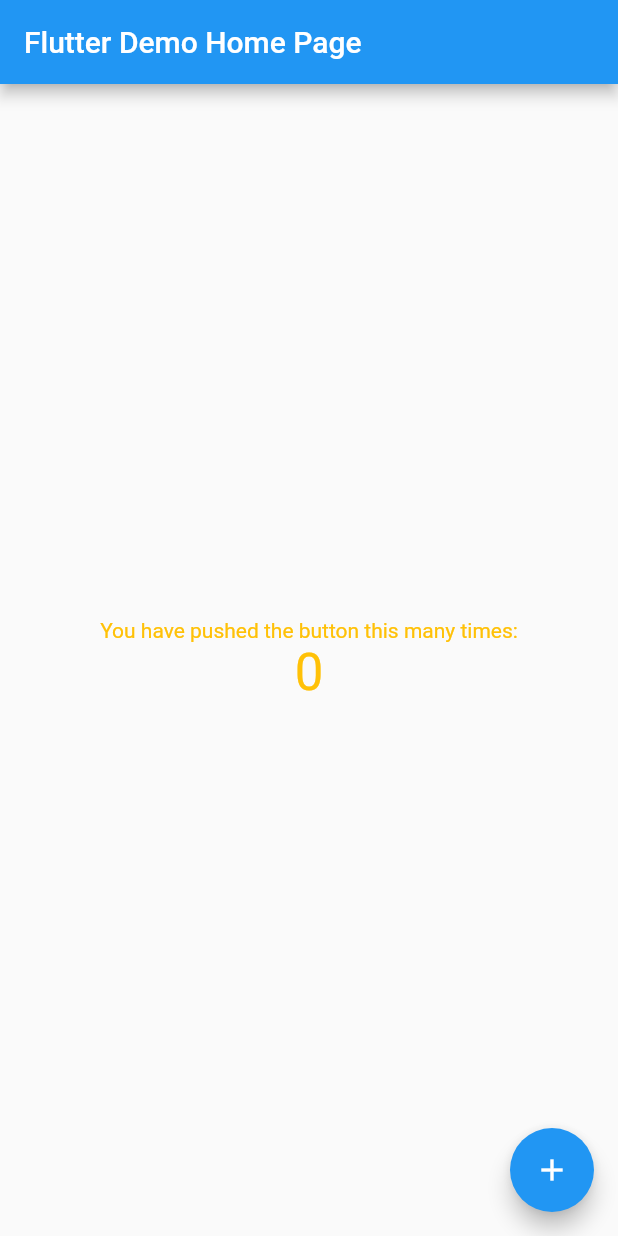
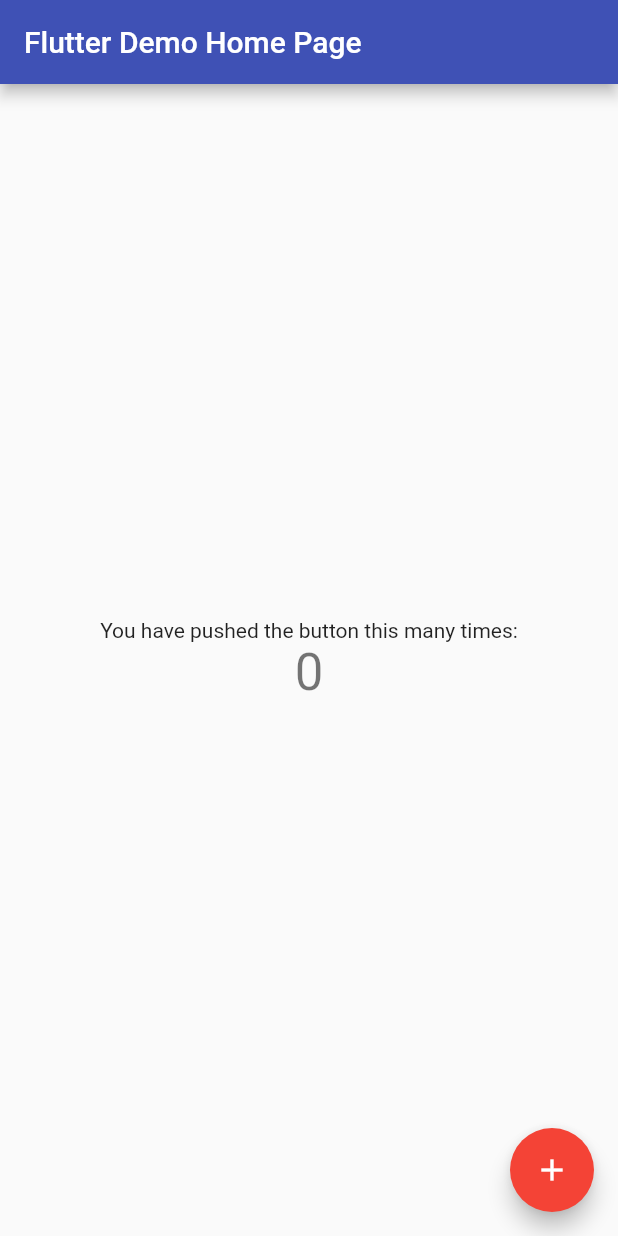
Before and after one commit to 246060/flutter_starter, a Flutter app: the screen it shows after launch, on a phone screen of 412 x 824 dp. Run offline on Flutter 3.47's test engine with Material 2 defaults, Android fonts, the phone set to English and light mode, and no system bars; our stand-ins replace flutter_riverpod, logger.

Commit message:
add files

```diff
--- a/lib/common/styles/app_themes.dart
+++ b/lib/common/styles/app_themes.dart
@@ -6,13 +6,7 @@ class AppThemes {
   static final lightColors = AppLightColors();
   static final darkColors = AppDarkColors();
 
-  static ThemeData get light =>
-      ThemeData(primaryColor: Colors.indigo, textTheme: AppTextStyles.light
-          //    colorScheme: lightColors.colorScheme
-          );
+  static ThemeData get light => ThemeData(colorScheme: lightColors.colorScheme);
 
-  static ThemeData get dark =>
-      ThemeData(primaryColor: Colors.deepOrange, textTheme: AppTextStyles.dark
-          //    colorScheme: darkColors.colorScheme
-          );
+  static ThemeData get dark => ThemeData(colorScheme: darkColors.colorScheme);
 }
--- a/lib/common/styles/colors/app_dark_colors.dart
+++ b/lib/common/styles/colors/app_dark_colors.dart
@@ -3,20 +3,20 @@ import 'package:flutter/material.dart';
 import 'app_colors.dart';
 
 class AppDarkColors extends AppColors {
+  AppDarkColors._();
+
+  static final _instance = AppDarkColors._();
+
+  factory AppDarkColors() {
+    return _instance;
+  }
+
   @override
   ColorScheme get colorScheme {
-    const colorScheme = ColorScheme.dark();
-    return ColorScheme(
+    return const ColorScheme.dark(
         brightness: Brightness.dark,
-        primary: colorScheme.primary,
-        onPrimary: colorScheme.onPrimary,
-        secondary: colorScheme.secondary,
-        onSecondary: colorScheme.onSecondary,
-        error: colorScheme.error,
-        onError: colorScheme.onError,
-        background: colorScheme.background,
-        onBackground: colorScheme.onBackground,
-        surface: colorScheme.surface,
-        onSurface: colorScheme.onSurface);
+        primary: Colors.green,
+        secondary: Colors.yellow,
+        onSecondary: Colors.black);
   }
 }
--- a/lib/common/styles/colors/app_light_colors.dart
+++ b/lib/common/styles/colors/app_light_colors.dart
@@ -3,20 +3,20 @@ import 'package:flutter/material.dart';
 import 'app_colors.dart';
 
 class AppLightColors extends AppColors {
+  AppLightColors._();
+
+  static final _instance = AppLightColors._();
+
+  factory AppLightColors() {
+    return _instance;
+  }
+
   @override
   ColorScheme get colorScheme {
-    const colorScheme = ColorScheme.light();
-    return ColorScheme(
+    return const ColorScheme.light(
         brightness: Brightness.light,
-        primary: colorScheme.primary,
-        onPrimary: colorScheme.onPrimary,
-        secondary: colorScheme.secondary,
-        onSecondary: colorScheme.onSecondary,
-        error: colorScheme.error,
-        onError: colorScheme.onError,
-        background: colorScheme.background,
-        onBackground: colorScheme.onBackground,
-        surface: colorScheme.surface,
-        onSurface: colorScheme.onSurface);
+        primary: Colors.indigo,
+        secondary: Colors.red,
+        onSecondary: Colors.white);
   }
 }
```
Also changed, not shown: lib/common/configs/provider_logger_config.dart (+9 -0 lines).
